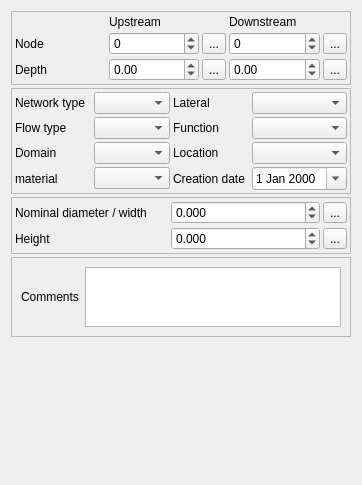
Artelia/Lamia, file Lamia/iface/qgiswidget/tools/toolprepro/base3_urbandrainage/lamiabase_ud_edge_tool_ui_CD41.ui: the form before one commit.
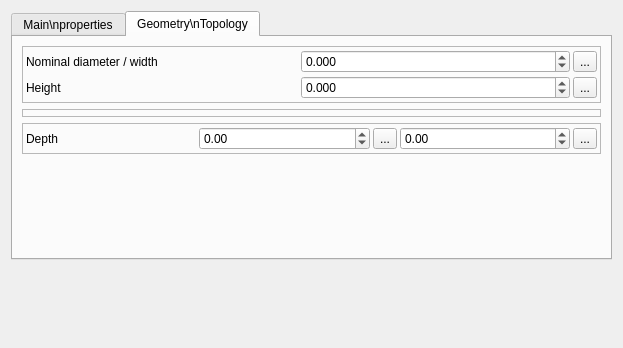
The form after the commit. Icons and pictures are not drawn.

The edit to the form file:
```diff
--- a/Lamia/iface/qgiswidget/tools/toolprepro/base3_urbandrainage/lamiabase_ud_edge_tool_ui_CD41.ui
+++ b/Lamia/iface/qgiswidget/tools/toolprepro/base3_urbandrainage/lamiabase_ud_edge_tool_ui_CD41.ui
@@ -6,227 +6,28 @@
    <rect>
     <x>0</x>
     <y>0</y>
-    <width>362</width>
-    <height>485</height>
+    <width>623</width>
+    <height>348</height>
    </rect>
   </property>
   <property name="windowTitle">
    <string>Form</string>
   </property>
-  <layout class="QVBoxLayout" name="verticalLayout" stretch="0,0,0,1,10">
+  <layout class="QVBoxLayout" name="verticalLayout" stretch="0,10">
    <property name="spacing">
     <number>3</number>
    </property>
    <item>
-    <widget class="QFrame" name="frame_3">
-     <property name="frameShape">
-      <enum>QFrame::StyledPanel</enum>
+    <widget class="QTabWidget" name="tabWidget">
+     <property name="currentIndex">
+      <number>1</number>
      </property>
-     <property name="frameShadow">
-      <enum>QFrame::Raised</enum>
-     </property>
-     <layout class="QGridLayout" name="gridLayout_3">
-      <property name="leftMargin">
-       <number>3</number>
-      </property>
-      <property name="topMargin">
-       <number>3</number>
-      </property>
-      <property name="rightMargin">
-       <number>3</number>
-      </property>
-      <property name="bottomMargin">
-       <number>3</number>
-      </property>
-      <property name="spacing">
-       <number>3</number>
-      </property>
-      <item row="1" column="4">
-       <widget class="QToolButton" name="toolButton_pickav">
-        <property name="text">
-         <string>...</string>
-        </property>
-        <property name="icon">
-         <iconset>
-          <normaloff>:/plugins/Lamia/icons/select.png</normaloff>:/plugins/Lamia/icons/select.png</iconset>
-        </property>
-       </widget>
-      </item>
-      <item row="1" column="3">
-       <widget class="QSpinBox" name="spinBox_lk_noeud2">
-        <property name="minimum">
-         <number>-1</number>
-        </property>
-        <property name="maximum">
-         <number>999999</number>
-        </property>
-       </widget>
-      </item>
-      <item row="0" column="1">
-       <widget class="QLabel" name="label_5">
-        <property name="text">
-         <string>Upstream</string>
-        </property>
-       </widget>
-      </item>
-      <item row="1" column="0">
-       <widget class="QLabel" name="label_9">
-        <property name="text">
-         <string>Node</string>
-        </property>
-        <property name="wordWrap">
-         <bool>true</bool>
-        </property>
-       </widget>
-      </item>
-      <item row="1" column="1">
-       <widget class="QSpinBox" name="spinBox_lk_noeud1">
-        <property name="minimum">
-         <number>-1</number>
-        </property>
-        <property name="maximum">
-         <number>999999</number>
-        </property>
-       </widget>
-      </item>
-      <item row="1" column="2">
-       <widget class="QToolButton" name="toolButton_pickam">
-        <property name="text">
-         <string>...</string>
-        </property>
-        <property name="icon">
-         <iconset>
-          <normaloff>:/plugins/Lamia/icons/select.png</normaloff>:/plugins/Lamia/icons/select.png</iconset>
-        </property>
-       </widget>
-      </item>
-      <item row="0" column="3">
-       <widget class="QLabel" name="label_7">
-        <property name="text">
-         <string>Downstream</string>
-        </property>
-       </widget>
-      </item>
-      <item row="2" column="0">
-       <widget class="QLabel" name="label_8">
-        <property name="text">
-         <string>Depth</string>
-        </property>
-        <property name="wordWrap">
-         <bool>true</bool>
-        </property>
-       </widget>
-      </item>
-      <item row="2" column="1">
-       <widget class="QDoubleSpinBox" name="doubleSpinBox_profamont">
-        <property name="minimum">
-         <double>-1.000000000000000</double>
-        </property>
-       </widget>
-      </item>
+     <widget class="QWidget" name="tab">
+      <attribute name="title">
+       <string>Main\nproperties</string>
+      </attribute>
+      <layout class="QGridLayout" name="gridLayout_2">
       <item row="2" column="2">
-       <widget class="QToolButton" name="toolButton_prof_amont">
-        <property name="text">
-         <string>...</string>
-        </property>
-        <property name="icon">
-         <iconset>
-          <normaloff>:/plugins/Lamia/icons/numpad.png</normaloff>:/plugins/Lamia/icons/numpad.png</iconset>
-        </property>
-       </widget>
-      </item>
-      <item row="2" column="3">
-       <widget class="QDoubleSpinBox" name="doubleSpinBox_profaval">
-        <property name="minimum">
-         <double>-1.000000000000000</double>
-        </property>
-       </widget>
-      </item>
-      <item row="2" column="4">
-       <widget class="QToolButton" name="toolButton_prof_aval">
-        <property name="text">
-         <string>...</string>
-        </property>
-        <property name="icon">
-         <iconset>
-          <normaloff>:/plugins/Lamia/icons/numpad.png</normaloff>:/plugins/Lamia/icons/numpad.png</iconset>
-        </property>
-       </widget>
-      </item>
-     </layout>
-    </widget>
-   </item>
-   <item>
-    <widget class="QFrame" name="frame_2">
-     <property name="frameShape">
-      <enum>QFrame::StyledPanel</enum>
-     </property>
-     <property name="frameShadow">
-      <enum>QFrame::Raised</enum>
-     </property>
-     <layout class="QGridLayout" name="gridLayout">
-      <property name="leftMargin">
-       <number>3</number>
-      </property>
-      <property name="topMargin">
-       <number>3</number>
-      </property>
-      <property name="rightMargin">
-       <number>3</number>
-      </property>
-      <property name="bottomMargin">
-       <number>3</number>
-      </property>
-      <property name="spacing">
-       <number>3</number>
-      </property>
-      <item row="7" column="1">
-       <widget class="QComboBox" name="comboBox_materiau">
-        <property name="maxVisibleItems">
-         <number>50</number>
-        </property>
-       </widget>
-      </item>
-      <item row="7" column="0">
-       <widget class="QLabel" name="label">
-        <property name="text">
-         <string>material</string>
-        </property>
-        <property name="wordWrap">
-         <bool>true</bool>
-        </property>
-       </widget>
-      </item>
-      <item row="0" column="0">
-       <widget class="QLabel" name="label_4">
-        <property name="text">
-         <string>Network type</string>
-        </property>
-        <property name="wordWrap">
-         <bool>true</bool>
-        </property>
-       </widget>
-      </item>
-      <item row="0" column="1">
-       <widget class="QComboBox" name="comboBox_typeReseau"/>
-      </item>
-      <item row="2" column="1">
-       <widget class="QComboBox" name="comboBox_typeecoul"/>
-      </item>
-      <item row="4" column="1">
-       <widget class="QComboBox" name="comboBox_domaine"/>
-      </item>
-      <item row="2" column="2">
-       <widget class="QLabel" name="label_13">
-        <property name="text">
-         <string>Function</string>
-        </property>
-        <property name="wordWrap">
-         <bool>true</bool>
-        </property>
-       </widget>
-      </item>
-      <item row="2" column="0">
        <widget class="QLabel" name="label_12">
         <property name="text">
          <string>Flow type</string>
@@ -236,8 +37,8 @@
         </property>
        </widget>
       </item>
-      <item row="4" column="0">
-       <widget class="QLabel" name="label_6">
+       <item row="2" column="0">
+        <widget class="QLabel" name="label_13">
         <property name="text">
          <string>Domain</string>
         </property>
@@ -246,10 +47,7 @@
         </property>
        </widget>
       </item>
-      <item row="2" column="3">
-       <widget class="QComboBox" name="comboBox_fonction"/>
-      </item>
-      <item row="0" column="2">
+       <item row="1" column="0">
        <widget class="QLabel" name="label_11">
         <property name="text">
          <string>Lateral</string>
@@ -259,10 +57,39 @@
         </property>
        </widget>
       </item>
-      <item row="0" column="3">
+       <item row="2" column="1">
+        <widget class="QComboBox" name="comboBox_fonction"/>
+       </item>
+       <item row="3" column="0">
+        <widget class="QLabel" name="label_6">
+         <property name="text">
+          <string>Domain</string>
+         </property>
+         <property name="wordWrap">
+          <bool>true</bool>
+         </property>
+        </widget>
+       </item>
+       <item row="2" column="3">
+        <widget class="QComboBox" name="comboBox_typeecoul"/>
+       </item>
+       <item row="1" column="1">
        <widget class="QComboBox" name="comboBox_branch"/>
       </item>
-      <item row="4" column="2">
+       <item row="0" column="1">
+        <widget class="QComboBox" name="comboBox_typeReseau"/>
+       </item>
+       <item row="0" column="0">
+        <widget class="QLabel" name="label_4">
+         <property name="text">
+          <string>Network type</string>
+         </property>
+         <property name="wordWrap">
+          <bool>true</bool>
+         </property>
+        </widget>
+       </item>
+       <item row="3" column="2">
        <widget class="QLabel" name="label_10">
         <property name="text">
          <string>Location</string>
@@ -272,10 +99,30 @@
         </property>
        </widget>
       </item>
-      <item row="4" column="3">
+       <item row="3" column="3">
        <widget class="QComboBox" name="comboBox_implant"/>
       </item>
-      <item row="7" column="2">
+       <item row="3" column="1">
+        <widget class="QComboBox" name="comboBox_domaine"/>
+       </item>
+       <item row="4" column="0">
+        <widget class="QLabel" name="label">
+         <property name="text">
+          <string>material</string>
+         </property>
+         <property name="wordWrap">
+          <bool>true</bool>
+         </property>
+        </widget>
+       </item>
+       <item row="4" column="1">
+        <widget class="QComboBox" name="comboBox_materiau">
+         <property name="maxVisibleItems">
+          <number>50</number>
+         </property>
+        </widget>
+       </item>
+       <item row="4" column="2">
        <widget class="QLabel" name="label_16">
         <property name="text">
          <string>Creation date</string>
@@ -285,16 +132,40 @@
         </property>
        </widget>
       </item>
-      <item row="7" column="3">
+       <item row="4" column="3">
        <widget class="QDateEdit" name="dateEdit_anneepose">
         <property name="calendarPopup">
          <bool>true</bool>
         </property>
        </widget>
       </item>
-     </layout>
-    </widget>
-   </item>
+       <item row="5" column="0">
+        <widget class="QLabel" name="label_15">
+         <property name="text">
+          <string>Comments</string>
+         </property>
+        </widget>
+       </item>
+       <item row="5" column="1" colspan="3">
+        <widget class="QTextBrowser" name="textBrowser_commentaire">
+         <property name="maximumSize">
+          <size>
+           <width>16777215</width>
+           <height>60</height>
+          </size>
+         </property>
+         <property name="readOnly">
+          <bool>false</bool>
+         </property>
+        </widget>
+       </item>
+      </layout>
+     </widget>
+     <widget class="QWidget" name="tab_2">
+      <attribute name="title">
+       <string>Geometry\nTopology</string>
+      </attribute>
+      <layout class="QVBoxLayout" name="verticalLayout_2">
    <item>
     <widget class="QFrame" name="frame_4">
      <property name="frameShape">
@@ -397,35 +268,120 @@
     </widget>
    </item>
    <item>
-    <widget class="QFrame" name="frame_5">
+        <widget class="QFrame" name="frame_edgetonode">
      <property name="frameShape">
       <enum>QFrame::StyledPanel</enum>
      </property>
      <property name="frameShadow">
       <enum>QFrame::Raised</enum>
      </property>
-     <layout class="QGridLayout" name="gridLayout_5">
-      <item row="0" column="0">
-       <widget class="QLabel" name="label_15">
-        <property name="text">
-         <string>Comments</string>
-        </property>
-       </widget>
-      </item>
+         <layout class="QVBoxLayout" name="verticalLayout_4">
+          <property name="spacing">
+           <number>3</number>
+          </property>
+          <property name="leftMargin">
+           <number>0</number>
+          </property>
+          <property name="topMargin">
+           <number>3</number>
+          </property>
+          <property name="rightMargin">
+           <number>0</number>
+          </property>
+          <property name="bottomMargin">
+           <number>3</number>
+          </property>
+         </layout>
+        </widget>
+       </item>
+       <item>
+        <widget class="QFrame" name="frame_3">
+         <property name="frameShape">
+          <enum>QFrame::StyledPanel</enum>
+         </property>
+         <property name="frameShadow">
+          <enum>QFrame::Raised</enum>
+         </property>
+         <layout class="QGridLayout" name="gridLayout_3">
+          <property name="leftMargin">
+           <number>3</number>
+          </property>
+          <property name="topMargin">
+           <number>3</number>
+          </property>
+          <property name="rightMargin">
+           <number>3</number>
+          </property>
+          <property name="bottomMargin">
+           <number>3</number>
+          </property>
+          <property name="spacing">
+           <number>3</number>
+          </property>
       <item row="0" column="1">
-       <widget class="QTextBrowser" name="textBrowser_commentaire">
-        <property name="maximumSize">
+           <widget class="QDoubleSpinBox" name="doubleSpinBox_profamont">
+            <property name="minimum">
+             <double>-1.000000000000000</double>
+            </property>
+           </widget>
+          </item>
+          <item row="0" column="3">
+           <widget class="QDoubleSpinBox" name="doubleSpinBox_profaval">
+            <property name="minimum">
+             <double>-1.000000000000000</double>
+            </property>
+           </widget>
+          </item>
+          <item row="0" column="2">
+           <widget class="QToolButton" name="toolButton_prof_amont">
+            <property name="text">
+             <string>...</string>
+            </property>
+            <property name="icon">
+             <iconset>
+              <normaloff>:/plugins/Lamia/icons/numpad.png</normaloff>:/plugins/Lamia/icons/numpad.png</iconset>
+            </property>
+           </widget>
+          </item>
+          <item row="0" column="4">
+           <widget class="QToolButton" name="toolButton_prof_aval">
+            <property name="text">
+             <string>...</string>
+            </property>
+            <property name="icon">
+             <iconset>
+              <normaloff>:/plugins/Lamia/icons/numpad.png</normaloff>:/plugins/Lamia/icons/numpad.png</iconset>
+            </property>
+           </widget>
+          </item>
+          <item row="0" column="0">
+           <widget class="QLabel" name="label_8">
+            <property name="text">
+             <string>Depth</string>
+            </property>
+            <property name="wordWrap">
+             <bool>true</bool>
+            </property>
+           </widget>
+          </item>
+         </layout>
+        </widget>
+       </item>
+       <item>
+        <spacer name="verticalSpacer_2">
+         <property name="orientation">
+          <enum>Qt::Vertical</enum>
+         </property>
+         <property name="sizeHint" stdset="0">
          <size>
-          <width>16777215</width>
-          <height>60</height>
-         </size>
-        </property>
-        <property name="readOnly">
-         <bool>false</bool>
-        </property>
-       </widget>
-      </item>
-     </layout>
+           <width>20</width>
+           <height>40</height>
+          </size>
+         </property>
+        </spacer>
+       </item>
+      </layout>
+     </widget>
     </widget>
    </item>
    <item>
```
Left out of the diff: 2 changed lines with no effect on the pictures. Lines whose indentation alone changed are shown as unchanged.
